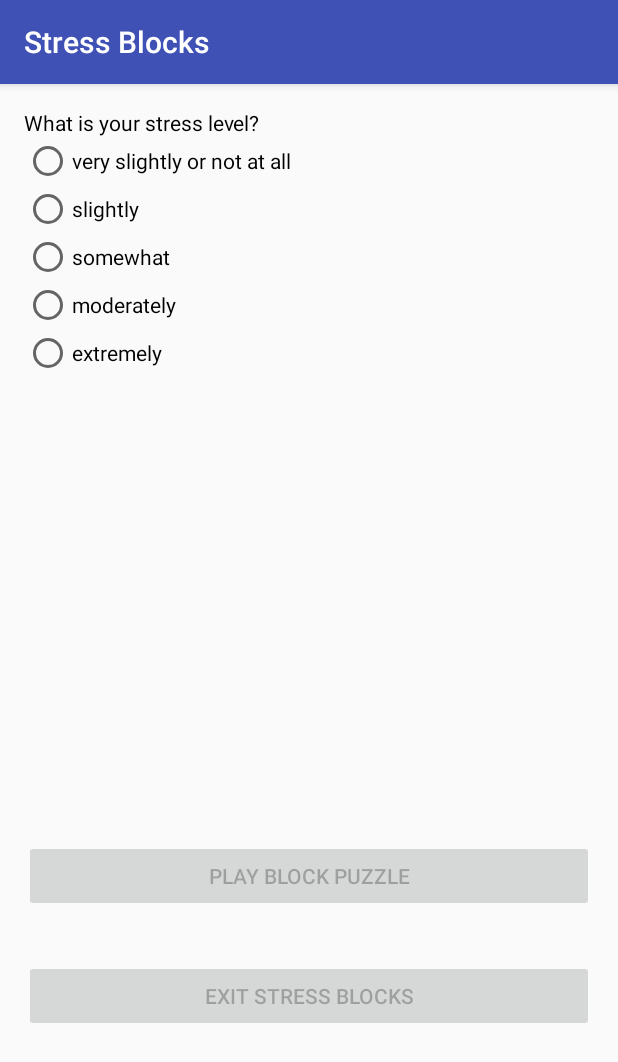
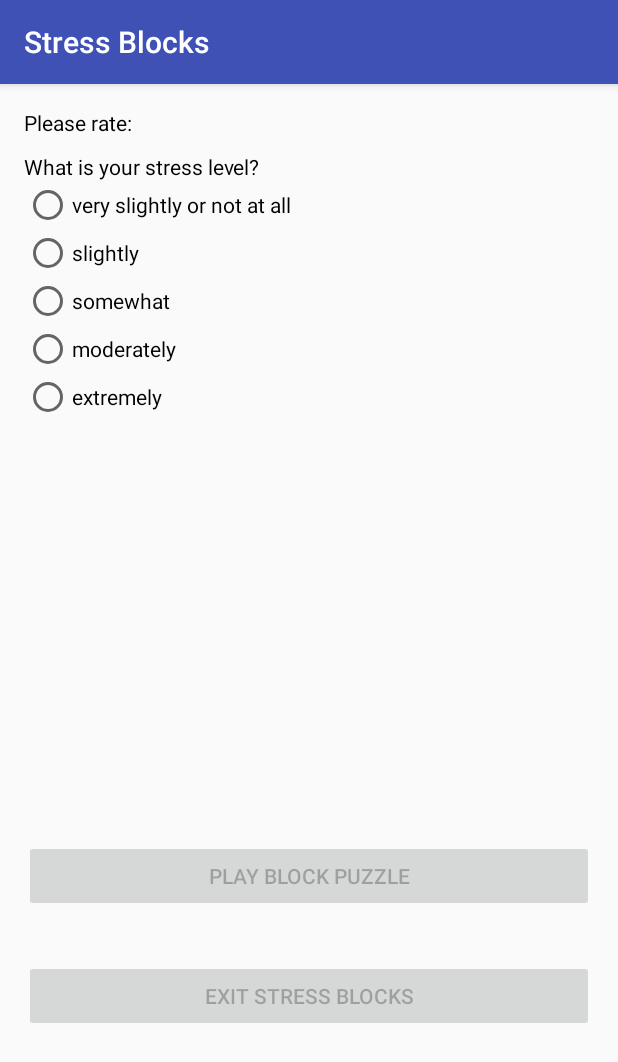
Before and after one commit to SwathiKrishnaraja/StressApp, an Android app: the RatingActivity screen opened directly, with no data from a screen before it, on a phone screen of 412 x 824 dp. Shown: the top 1062 px of the screen. Run offline under Robolectric (Android 15) with nearby library versions, the phone set to English and light mode, and no system bars; pictures from the network do not load.

Commit message:
Add caption in rating layout

```diff
--- a/app/src/main/res/layout/activity_rating.xml
+++ b/app/src/main/res/layout/activity_rating.xml
@@ -18,11 +18,18 @@
         android:orientation="vertical">
 
         <TextView
-            android:id="@+id/tv"
+            android:layout_width="wrap_content"
+            android:layout_height="wrap_content"
+            android:text="Please rate:"
+            android:textColor="@android:color/black" />
+
+        <TextView
             android:layout_width="wrap_content"
             android:layout_height="wrap_content"
             android:text="What is your stress level?"
-            android:textColor="@android:color/black" />
+            android:textColor="@android:color/black"
+            android:layout_marginTop="10dp"
+            />
 
         <RadioButton
             android:id="@+id/radio_not_at_all"
```
